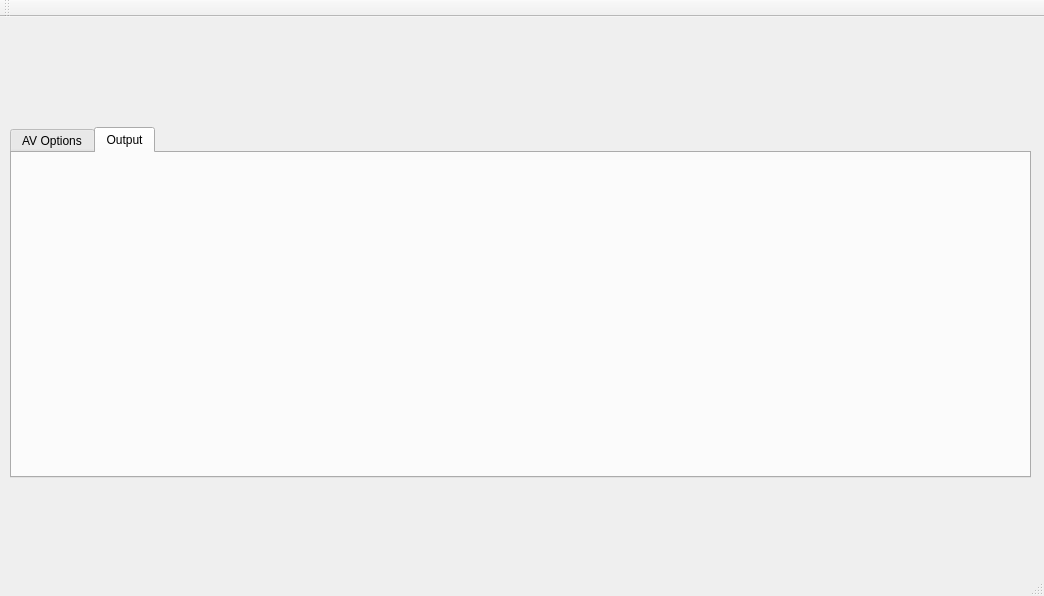
The window that src/mainwindow.ui (b1aqW0lf/Lithium) describes before a commit, drawn with Qt 5.
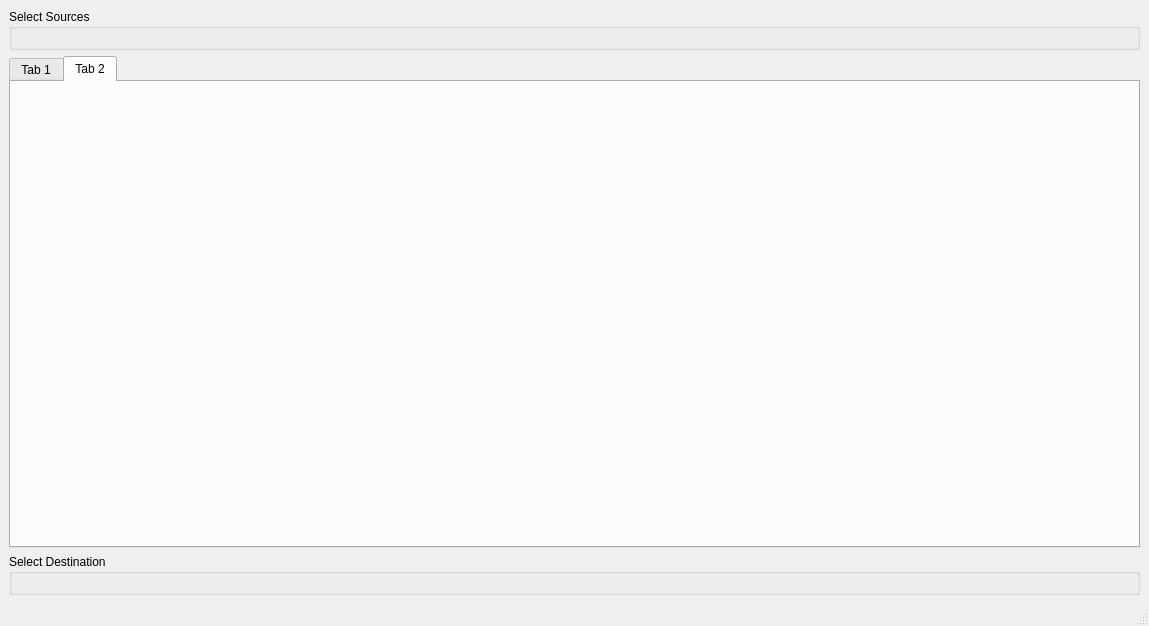
The same window after the commit. The open tabs and pages were chosen to show the change. Custom widgets are drawn as their Qt base class.

Patch:
```diff
--- a/src/mainwindow.ui
+++ b/src/mainwindow.ui
@@ -6,97 +6,135 @@
    <rect>
     <x>0</x>
     <y>0</y>
-    <width>1044</width>
-    <height>596</height>
+    <width>1149</width>
+    <height>626</height>
    </rect>
   </property>
   <property name="windowTitle">
    <string>MainWindow</string>
   </property>
   <widget class="QWidget" name="centralwidget">
-   <widget class="QTabWidget" name="avTabWidget">
-    <property name="geometry">
-     <rect>
-      <x>10</x>
-      <y>110</y>
-      <width>1021</width>
-      <height>351</height>
-     </rect>
-    </property>
-    <property name="currentIndex">
-     <number>0</number>
-    </property>
-    <widget class="QWidget" name="tab">
-     <attribute name="title">
-      <string>AV Options</string>
-     </attribute>
-     <widget class="AudioUI" name="AudioUIWidget" native="true">
-      <property name="geometry">
-       <rect>
-        <x>10</x>
-        <y>10</y>
-        <width>271</width>
-        <height>201</height>
-       </rect>
+   <layout class="QVBoxLayout" name="verticalLayout">
+    <item>
+     <widget class="QGroupBox" name="inputGroupBox">
+      <property name="title">
+       <string>Select Sources </string>
       </property>
+      <layout class="QGridLayout" name="gridLayout_3">
+       <item row="0" column="0">
+        <widget class="SelectSourceUI" name="SelectSourceWidget" native="true"/>
+       </item>
+      </layout>
      </widget>
-     <widget class="VideoUI" name="VideoUIWidget" native="true">
-      <property name="geometry">
-       <rect>
-        <x>290</x>
-        <y>10</y>
-        <width>731</width>
-        <height>301</height>
-       </rect>
+    </item>
+    <item>
+     <widget class="QTabWidget" name="avTabWidget">
+      <property name="currentIndex">
+       <number>1</number>
       </property>
+      <widget class="QWidget" name="tab">
+       <attribute name="title">
+        <string>Tab 1</string>
+       </attribute>
+       <layout class="QGridLayout" name="gridLayout">
+        <item row="0" column="0">
+         <layout class="QVBoxLayout" name="verticalLayout_2">
+          <item>
+           <widget class="AudioUI" name="AudioUIWidget" native="true"/>
+          </item>
+          <item>
+           <widget class="ProcessModeUI" name="ProcessModeUIWidget" native="true"/>
+          </item>
+          <item>
+           <spacer name="verticalSpacer">
+            <property name="orientation">
+             <enum>Qt::Vertical</enum>
+            </property>
+            <property name="sizeType">
+             <enum>QSizePolicy::MinimumExpanding</enum>
+            </property>
+            <property name="sizeHint" stdset="0">
+             <size>
+              <width>20</width>
+              <height>40</height>
+             </size>
+            </property>
+           </spacer>
+          </item>
+         </layout>
+        </item>
+        <item row="0" column="1">
+         <widget class="VideoUI" name="ViideoUIWidget" native="true"/>
+        </item>
+       </layout>
+      </widget>
+      <widget class="QWidget" name="tab_2">
+       <attribute name="title">
+        <string>Tab 2</string>
+       </attribute>
+       <widget class="QWidget" name="layoutWidget">
+        <property name="geometry">
+         <rect>
+          <x>180</x>
+          <y>50</y>
+          <width>761</width>
+          <height>221</height>
+         </rect>
+        </property>
+        <layout class="QHBoxLayout" name="horizontalLayout">
+         <item>
+          <spacer name="horizontalSpacer">
+           <property name="orientation">
+            <enum>Qt::Horizontal</enum>
+           </property>
+           <property name="sizeType">
+            <enum>QSizePolicy::Minimum</enum>
+           </property>
+           <property name="sizeHint" stdset="0">
+            <size>
+             <width>40</width>
+             <height>20</height>
+            </size>
+           </property>
+          </spacer>
+         </item>
+         <item>
+          <widget class="FFprocess" name="FFProcessUI" native="true"/>
+         </item>
+         <item>
+          <spacer name="horizontalSpacer_2">
+           <property name="orientation">
+            <enum>Qt::Horizontal</enum>
+           </property>
+           <property name="sizeType">
+            <enum>QSizePolicy::Minimum</enum>
+           </property>
+           <property name="sizeHint" stdset="0">
+            <size>
+             <width>40</width>
+             <height>20</height>
+            </size>
+           </property>
+          </spacer>
+         </item>
+        </layout>
+       </widget>
+      </widget>
      </widget>
-     <widget class="ProcessModeUI" name="ProcessModeWidget" native="true">
-      <property name="geometry">
-       <rect>
-        <x>10</x>
-        <y>210</y>
-        <width>271</width>
-        <height>101</height>
-       </rect>
+    </item>
+    <item>
+     <widget class="QGroupBox" name="outputGroupBox">
+      <property name="title">
+       <string>Select Destination </string>
       </property>
+      <layout class="QGridLayout" name="gridLayout_2">
+       <item row="0" column="0">
+        <widget class="SaveAsUI" name="SaveASWidget" native="true"/>
+       </item>
+      </layout>
      </widget>
-    </widget>
-    <widget class="QWidget" name="tab_2">
-     <attribute name="title">
-      <string>Output</string>
-     </attribute>
-     <widget class="FFprocess" name="OutputProcessWidget" native="true">
-      <property name="geometry">
-       <rect>
-        <x>270</x>
-        <y>20</y>
-        <width>501</width>
-        <height>271</height>
-       </rect>
-      </property>
-     </widget>
-    </widget>
-   </widget>
-   <widget class="SelectSourceUI" name="SelectSourceWidget" native="true">
-    <property name="geometry">
-     <rect>
-      <x>10</x>
-      <y>0</y>
-      <width>1021</width>
-      <height>101</height>
-     </rect>
-    </property>
-   </widget>
-   <widget class="SaveAsUI" name="SaveAsUIWidget" native="true">
-    <property name="geometry">
-     <rect>
-      <x>9</x>
-      <y>460</y>
-      <width>1021</width>
-      <height>71</height>
-     </rect>
-    </property>
-   </widget>
+    </item>
+   </layout>
   </widget>
   <widget class="QMenuBar" name="menubar">
    <property name="geometry">
@@ -109,17 +147,6 @@
    </property>
   </widget>
   <widget class="QStatusBar" name="statusbar"/>
-  <widget class="QToolBar" name="toolBar">
-   <property name="windowTitle">
-    <string>toolBar</string>
-   </property>
-   <attribute name="toolBarArea">
-    <enum>TopToolBarArea</enum>
-   </attribute>
-   <attribute name="toolBarBreak">
-    <bool>false</bool>
-   </attribute>
-  </widget>
  </widget>
  <customwidgets>
   <customwidget>
@@ -128,18 +155,18 @@
    <header location="global">select_source_ui.h</header>
    <container>1</container>
   </customwidget>
-  <customwidget>
-   <class>VideoUI</class>
-   <extends>QWidget</extends>
-   <header location="global">video_ui.h</header>
-   <container>1</container>
-  </customwidget>
   <customwidget>
    <class>AudioUI</class>
    <extends>QWidget</extends>
    <header location="global">audio_ui.h</header>
    <container>1</container>
   </customwidget>
+  <customwidget>
+   <class>VideoUI</class>
+   <extends>QWidget</extends>
+   <header location="global">video_ui.h</header>
+   <container>1</container>
+  </customwidget>
   <customwidget>
    <class>SaveAsUI</class>
    <extends>QWidget</extends>
```
Left out of the diff: 2 changed lines with no effect on the pictures.
